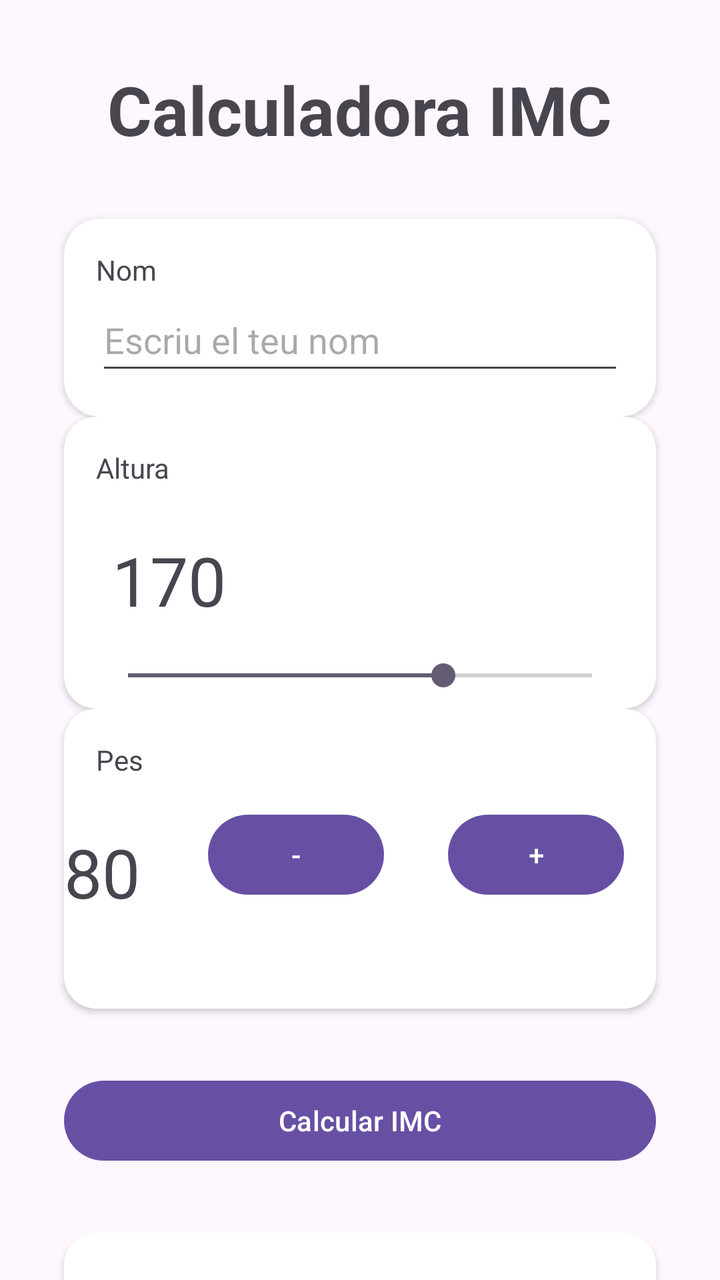
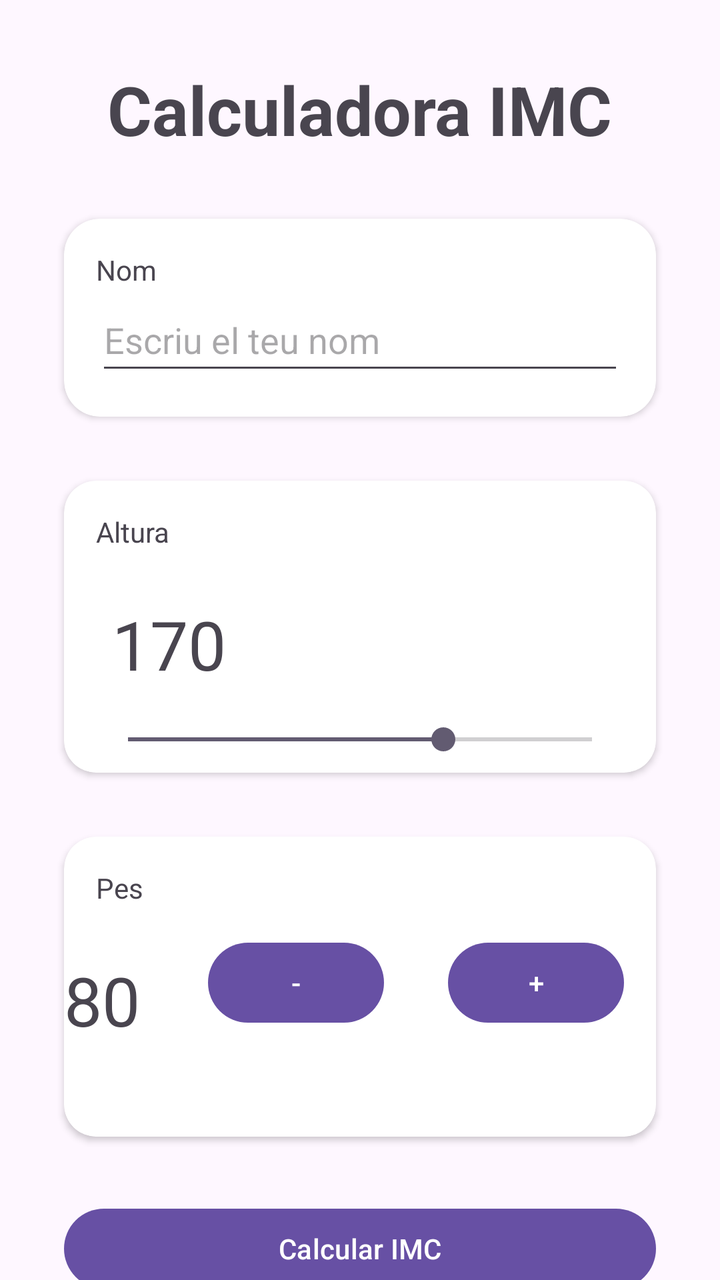

Before-and-after screenshots of an Android layout around one commit, followed by the original layout XML and the change that was made.
<!-- AndroidManifest.xml: application theme Theme.IMCCalculator -->
<!-- res/layout/activity_main.xml -->
<?xml version="1.0" encoding="utf-8"?>
<androidx.constraintlayout.widget.ConstraintLayout xmlns:android="http://schemas.android.com/apk/res/android"
    xmlns:app="http://schemas.android.com/apk/res-auto"
    xmlns:tools="http://schemas.android.com/tools"
    android:id="@+id/main"
    android:layout_width="match_parent"
    android:layout_height="match_parent"
    tools:context=".MainActivity">

    <TextView
        android:id="@+id/tv_labelIMC"
        android:layout_width="wrap_content"
        android:layout_height="wrap_content"
        android:layout_marginStart="32dp"
        android:layout_marginTop="32dp"
        android:layout_marginEnd="32dp"
        android:text="@string/calculadora_imc"
        android:textAppearance="@style/TextAppearance.AppCompat.Display1"
        android:textStyle="bold"
        app:layout_constraintEnd_toEndOf="parent"
        app:layout_constraintStart_toStartOf="parent"
        app:layout_constraintTop_toTopOf="parent" />

    <androidx.cardview.widget.CardView
        android:id="@+id/cardView"
        android:layout_width="0dp"
        android:layout_height="wrap_content"
        android:layout_marginStart="32dp"
        android:layout_marginTop="32dp"
        android:layout_marginEnd="32dp"
        android:layout_marginBottom="32dp"
        app:cardCornerRadius="18dp"
        app:layout_constraintBottom_toTopOf="@+id/cardView4"
        app:layout_constraintEnd_toEndOf="parent"
        app:layout_constraintHorizontal_bias="0.0"
        app:layout_constraintStart_toStartOf="parent"
        app:layout_constraintTop_toBottomOf="@+id/tv_labelIMC">

        <LinearLayout
            android:layout_width="match_parent"
            android:layout_height="match_parent"
            android:orientation="vertical">

            <TextView
                android:id="@+id/textView2"
                android:layout_width="match_parent"
                android:layout_height="wrap_content"
                android:layout_marginStart="16dp"
                android:layout_marginTop="16dp"
                android:layout_marginEnd="16dp"
                android:text="Nom" />

            <EditText
                android:id="@+id/et_nom"
                android:layout_width="match_parent"
                android:layout_height="wrap_content"
                android:layout_marginStart="16dp"
                android:layout_marginEnd="16dp"
                android:layout_marginBottom="16dp"
                android:ems="10"
                android:hint="Escriu el teu nom"
                android:inputType="text"
                android:minHeight="48dp" />
        </LinearLayout>
    </androidx.cardview.widget.CardView>

    <androidx.cardview.widget.CardView
        android:id="@+id/cardView4"
        android:layout_width="0dp"
        android:layout_height="wrap_content"
        android:layout_marginStart="32dp"
        android:layout_marginEnd="32dp"
        app:cardCornerRadius="16dp"
        app:layout_constraintEnd_toEndOf="parent"
        app:layout_constraintStart_toStartOf="parent"
        app:layout_constraintTop_toBottomOf="@+id/cardView">

        <androidx.constraintlayout.widget.ConstraintLayout
            android:layout_width="match_parent"
            android:layout_height="146dp" >

            <TextView
                android:id="@+id/tv_label_alcada"
                android:layout_width="wrap_content"
                android:layout_height="wrap_content"
                android:layout_marginStart="16dp"
                android:layout_marginTop="16dp"
                android:text="Altura"
                app:layout_constraintStart_toStartOf="parent"
                app:layout_constraintTop_toTopOf="parent" />

            <TextView
                android:id="@+id/tv_alcada"
                android:layout_width="wrap_content"
                android:layout_height="wrap_content"
                android:layout_marginStart="24dp"
                android:layout_marginTop="24dp"
                android:text="170"
                android:textSize="34sp"
                app:layout_constraintStart_toStartOf="parent"
                app:layout_constraintTop_toBottomOf="@+id/tv_label_alcada" />

            <SeekBar
                android:id="@+id/sb_alcada"
                android:layout_width="match_parent"
                android:layout_height="wrap_content"
                android:layout_margin="16dp"
                android:max="250"
                android:progress="170"
                app:layout_constraintStart_toStartOf="parent"
                app:layout_constraintTop_toBottomOf="@+id/tv_alcada" />
        </androidx.constraintlayout.widget.ConstraintLayout>
    </androidx.cardview.widget.CardView>

    <androidx.cardview.widget.CardView
        android:id="@+id/cardView2"
        android:layout_width="0dp"
        android:layout_height="150dp"
        android:layout_marginStart="32dp"
        android:layout_marginEnd="32dp"
        android:layout_marginBottom="32dp"
        app:cardCornerRadius="16dp"
        app:layout_constraintBottom_toTopOf="@+id/bt_calcular"
        app:layout_constraintEnd_toEndOf="parent"
        app:layout_constraintStart_toStartOf="parent"
        app:layout_constraintTop_toBottomOf="@+id/cardView4">

        <androidx.constraintlayout.widget.ConstraintLayout
            android:layout_width="match_parent"
            android:layout_height="146dp">

            <TextView
                android:id="@+id/textView3"
                android:layout_width="wrap_content"
                android:layout_height="wrap_content"
                android:layout_marginStart="16dp"
                android:layout_marginTop="16dp"
                android:text="Pes"
                app:layout_constraintStart_toStartOf="parent"
                app:layout_constraintTop_toTopOf="parent" />

            <TextView
                android:id="@+id/tv_pes"
                android:layout_width="wrap_content"
                android:layout_height="wrap_content"
                android:layout_marginTop="24dp"
                android:text="80"
                android:textAppearance="@style/TextAppearance.AppCompat.Display1"
                app:layout_constraintTop_toBottomOf="@+id/textView3"
                tools:ignore="MissingConstraints"
                tools:layout_editor_absoluteX="32dp" />

            <Button
                android:id="@+id/bt_minus"
                android:layout_width="wrap_content"
                android:layout_height="wrap_content"
                android:layout_marginEnd="32dp"
                android:text="-"
                app:layout_constraintBottom_toBottomOf="@+id/bt_plus"
                app:layout_constraintEnd_toStartOf="@+id/bt_plus"
                app:layout_constraintTop_toTopOf="@+id/bt_plus"
                app:layout_constraintVertical_bias="0.0" />

            <Button
                android:id="@+id/bt_plus"
                android:layout_width="wrap_content"
                android:layout_height="wrap_content"
                android:layout_marginEnd="16dp"
                android:text="+"
                app:layout_constraintBottom_toBottomOf="parent"
                app:layout_constraintEnd_toEndOf="parent"
                app:layout_constraintTop_toTopOf="parent" />
        </androidx.constraintlayout.widget.ConstraintLayout>
    </androidx.cardview.widget.CardView>

    <Button
        android:id="@+id/bt_calcular"
        android:layout_width="0dp"
        android:layout_height="wrap_content"
        android:layout_marginStart="32dp"
        android:layout_marginTop="32dp"
        android:layout_marginEnd="32dp"
        android:text="Calcular IMC"
        app:layout_constraintEnd_toEndOf="parent"
        app:layout_constraintStart_toStartOf="parent"
        app:layout_constraintTop_toBottomOf="@+id/cardView2" />

    <androidx.cardview.widget.CardView
        android:id="@+id/cardView3"
        android:layout_width="0dp"
        android:layout_height="wrap_content"
        android:layout_marginStart="32dp"
        android:layout_marginTop="32dp"
        android:layout_marginEnd="32dp"
        app:cardCornerRadius="16dp"
        app:layout_constraintEnd_toEndOf="parent"
        app:layout_constraintStart_toStartOf="parent"
        app:layout_constraintTop_toBottomOf="@+id/bt_calcular">

        <LinearLayout
            android:id="@+id/LinearLayout2"
            android:layout_width="match_parent"
            android:layout_height="match_parent"
            android:orientation="vertical">

            <TextView
                android:id="@+id/tv_nameResult"
                android:layout_width="match_parent"
                android:layout_height="wrap_content"
                android:layout_margin="16dp"
                android:textStyle="bold" />

            <TextView
                android:id="@+id/tv_imcResult"
                android:layout_width="match_parent"
                android:layout_height="wrap_content"
                android:layout_margin="16dp"
                android:text="-"
                android:textStyle="bold" />
        </LinearLayout>
    </androidx.cardview.widget.CardView>

</androidx.constraintlayout.widget.ConstraintLayout>
<!-- resources referenced by this layout -->
<resources>
  <string name="calculadora_imc">Calculadora IMC</string>
  <style name="Theme.IMCCalculator" parent="Base.Theme.IMCCalculator" />
  <style name="Base.Theme.IMCCalculator" parent="Theme.Material3.DayNight.NoActionBar">
          
          
      </style>
</resources>

<!-- the commit's change to res/layout/activity_main.xml (unified diff, before → after) -->
@@ -28,9 +28,7 @@
         android:layout_marginStart="32dp"
         android:layout_marginTop="32dp"
         android:layout_marginEnd="32dp"
-        android:layout_marginBottom="32dp"
         app:cardCornerRadius="18dp"
-        app:layout_constraintBottom_toTopOf="@+id/cardView4"
         app:layout_constraintEnd_toEndOf="parent"
         app:layout_constraintHorizontal_bias="0.0"
         app:layout_constraintStart_toStartOf="parent"
@@ -69,6 +67,7 @@
         android:layout_width="0dp"
         android:layout_height="wrap_content"
         android:layout_marginStart="32dp"
+        android:layout_marginTop="32dp"
         android:layout_marginEnd="32dp"
         app:cardCornerRadius="16dp"
         app:layout_constraintEnd_toEndOf="parent"
@@ -77,7 +76,7 @@
 
         <androidx.constraintlayout.widget.ConstraintLayout
             android:layout_width="match_parent"
-            android:layout_height="146dp" >
+            android:layout_height="146dp">
 
             <TextView
                 android:id="@+id/tv_label_alcada"
@@ -117,10 +116,9 @@
         android:layout_width="0dp"
         android:layout_height="150dp"
         android:layout_marginStart="32dp"
-        android:layout_marginEnd="32dp"
-        android:layout_marginBottom="32dp"
+        android:layout_marginTop="32dp"
+        android:layout_marginEnd="32dp"
         app:cardCornerRadius="16dp"
-        app:layout_constraintBottom_toTopOf="@+id/bt_calcular"
         app:layout_constraintEnd_toEndOf="parent"
         app:layout_constraintStart_toStartOf="parent"
         app:layout_constraintTop_toBottomOf="@+id/cardView4">
